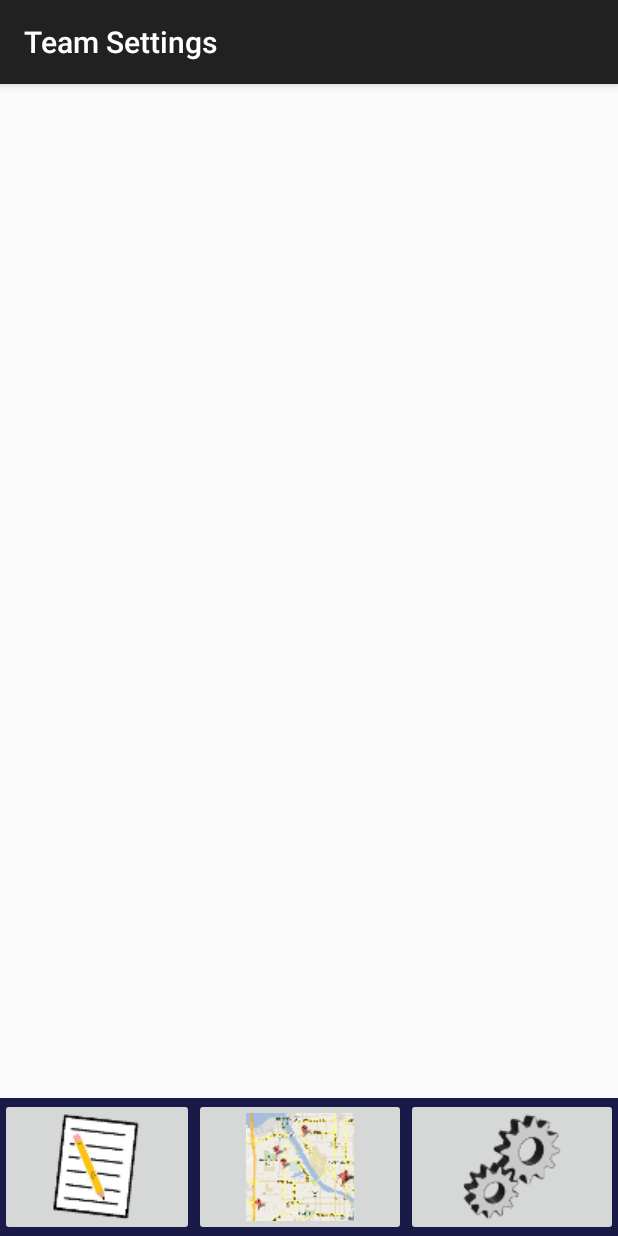
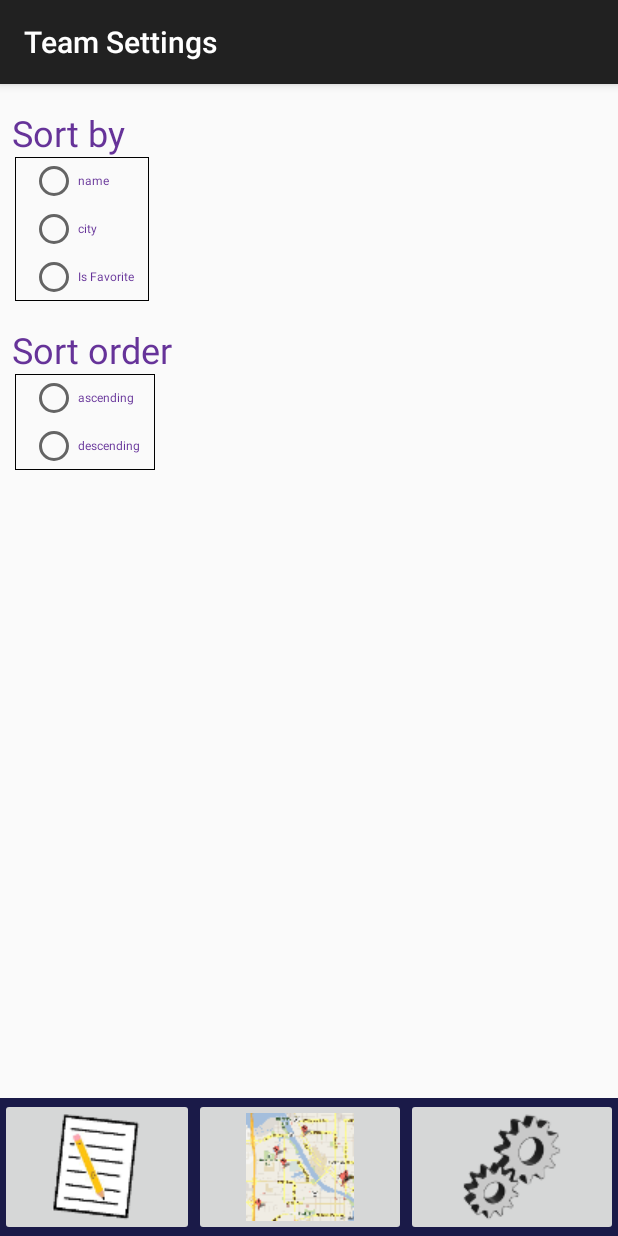
Before and after one commit to tylerNeumann/Teams, an Android app: the TeamSettingsActivity screen opened directly, with no data from a screen before it, on a phone screen of 412 x 824 dp. Run offline under Robolectric (Android 15) with nearby library versions, the phone set to English and light mode, and no system bars.

Commit message:
checkout commit

```diff
--- a/app/src/main/java/fvtc/edu/teams/Navbar.java
+++ b/app/src/main/java/fvtc/edu/teams/Navbar.java
@@ -2,20 +2,25 @@ package fvtc.edu.teams;
 
 import android.app.Activity;
 import android.content.Intent;
+import android.util.Log;
 import android.view.View;
 import android.widget.ImageButton;
 
 public class Navbar {
+    public static final String TAG = "Navbar";
     public static void initSettingsButton(Activity activity){
+        Log.i(TAG, "initSettingsButton: hit");
         ImageButton ibSettings = activity.findViewById(R.id.imageButtonSettings);
         setupListenerEvent(ibSettings, activity, TeamSettingsActivity.class);
     }
 
     public static void initMapButton(Activity activity){
+        Log.i(TAG, "initMapButton: hit");
         ImageButton ibMap = activity.findViewById(R.id.imageButtonMap);
         setupListenerEvent(ibMap, activity, TeamMapActivity.class);
     }
     public static void initListButton(Activity activity){
+        Log.i(TAG, "initListButton: hit");
         ImageButton ibList = activity.findViewById(R.id.imageButtonList);
         setupListenerEvent(ibList, activity, TeamListActivity.class);
     }
--- a/app/src/main/java/fvtc/edu/teams/TeamMapActivity.java
+++ b/app/src/main/java/fvtc/edu/teams/TeamMapActivity.java
@@ -15,7 +15,6 @@ public class TeamMapActivity extends AppCompatActivity {
         super.onCreate(savedInstanceState);
         EdgeToEdge.enable(this);
         setContentView(R.layout.activity_team_map);
-
         Navbar.initListButton(this);
         Navbar.initMapButton(this);
         Navbar.initSettingsButton(this);
--- a/app/src/main/java/fvtc/edu/teams/TeamSettingsActivity.java
+++ b/app/src/main/java/fvtc/edu/teams/TeamSettingsActivity.java
@@ -1,6 +1,7 @@
 package fvtc.edu.teams;
 
 import android.os.Bundle;
+import android.util.Log;
 
 import androidx.activity.EdgeToEdge;
 import androidx.appcompat.app.AppCompatActivity;
@@ -9,13 +10,13 @@ import androidx.core.view.ViewCompat;
 import androidx.core.view.WindowInsetsCompat;
 
 public class TeamSettingsActivity extends AppCompatActivity {
-
+public static final String TAG = "Settings";
     @Override
     protected void onCreate(Bundle savedInstanceState) {
         super.onCreate(savedInstanceState);
         EdgeToEdge.enable(this);
         setContentView(R.layout.activity_team_settings);
-
+        Log.i(TAG, "onCreate: ");
         Navbar.initListButton(this);
         Navbar.initMapButton(this);
         Navbar.initSettingsButton(this);
--- a/app/src/main/res/layout/activity_team_settings.xml
+++ b/app/src/main/res/layout/activity_team_settings.xml
@@ -8,4 +8,99 @@
     android:layout_height="match_parent"
     tools:context=".TeamSettingsActivity">
     <include layout="@layout/navbar"/>
+    <ScrollView
+        android:layout_width="match_parent"
+        android:layout_height="match_parent"
+        app:layout_constraintBottom_toTopOf="@+id/navbar">
+        <LinearLayout
+            android:layout_width="match_parent"
+            android:layout_height="wrap_content"
+            android:orientation="vertical" >
+            <TextView
+                android:id="@+id/tvSortBy"
+                android:layout_width="match_parent"
+                android:layout_height="wrap_content"
+                android:layout_marginStart="@dimen/_8dp"
+                android:layout_marginTop="@dimen/_16dp"
+                android:text="@string/sort_by"
+                android:textColor="@color/purple"
+                android:textSize="24sp" />
+            <RadioGroup
+                android:id="@+id/radioGroupSortBy"
+                android:layout_width="wrap_content"
+                android:layout_height="match_parent"
+                android:background="@drawable/border_line"
+                app:layout_constraintTop_toBottomOf="@id/tvSortBy"
+                android:layout_marginStart="10dp">
+                <RadioButton
+                    android:id="@+id/radioName"
+                    android:layout_width="match_parent"
+                    android:layout_height="wrap_content"
+                    android:layout_marginStart="10dp"
+                    android:layout_marginEnd="10dp"
+                    android:text="@string/name"
+                    android:textColor="@color/purple"
+                    android:textSize="@dimen/_24sp" />
+                <RadioButton
+                    android:id="@+id/radioCity"
+                    android:layout_width="match_parent"
+                    android:layout_height="wrap_content"
+                    android:textSize="@dimen/_24sp"
+                    android:layout_marginStart="10dp"
+                    android:layout_marginEnd="10dp"
+                    android:textColor="@color/purple"
+                    android:text="@string/city" />
+                <RadioButton
+                    android:id="@+id/radioIsFavorite"
+                    android:layout_width="match_parent"
+                    android:layout_height="wrap_content"
+                    android:layout_marginStart="10dp"
+                    android:layout_marginEnd="10dp"
+                    android:textSize="@dimen/_24sp"
+                    android:textColor="@color/purple"
+                    android:text="@string/is_favorite" />
+            </RadioGroup>
+            <TextView
+                android:id="@+id/tvSortOrder"
+                android:layout_width="match_parent"
+                android:layout_height="wrap_content"
+                android:text="@string/sort_order"
+                android:layout_marginStart="@dimen/_8dp"
+                android:layout_marginTop="@dimen/_16dp"
+                app:layout_constraintStart_toStartOf="parent"
+                app:layout_constraintEnd_toEndOf="parent"
+                app:layout_constraintTop_toBottomOf="@id/radioGroupSortBy"
+                android:textColor="@color/purple"
+                android:textSize="24sp" />
+            <RadioGroup
+                android:id="@+id/radioGroupSortOrder"
+                android:layout_width="wrap_content"
+                android:layout_height="match_parent"
+                app:layout_constraintTop_toBottomOf="@id/tvSortOrder"
+                android:background="@drawable/border_line"
+                android:textColor="@color/purple"
+                android:layout_marginStart="10dp">
+                <RadioButton
+                    android:id="@+id/radioAscending"
+                    android:layout_width="wrap_content"
+                    android:layout_height="wrap_content"
+                    android:layout_marginStart="10dp"
+                    android:layout_marginEnd="10dp"
+                    android:textSize="@dimen/_24sp"
+                    android:textColor="@color/purple"
+                    android:text="@string/ascending" />
+                <RadioButton
+                    android:id="@+id/radioDescending"
+                    android:layout_width="wrap_content"
+                    android:layout_height="wrap_content"
+                    android:layout_marginStart="10dp"
+                    android:layout_marginEnd="10dp"
+                    android:textSize="@dimen/_24sp"
+                    android:textColor="@color/purple"
+                    android:text="@string/descending" />
+            </RadioGroup>
+        </LinearLayout>
+    </ScrollView>
+
+    <include layout="@layout/navbar" />
 </androidx.constraintlayout.widget.ConstraintLayout>
--- a/app/src/main/res/values/dimens.xml
+++ b/app/src/main/res/values/dimens.xml
@@ -12,5 +12,4 @@
     <dimen name="_12dp">12dp</dimen>
     <dimen name="_14dp">14dp</dimen>
     <dimen name="_5dp">5dp</dimen>
-    <dimen name="_24dp">24dp</dimen>
 </resources>
--- a/app/src/main/res/values/strings.xml
+++ b/app/src/main/res/values/strings.xml
@@ -22,4 +22,8 @@
     <string name="team_settings">Team Settings</string>
     <string name="team_edit">Team Edit</string>
     <string name="team_map">Team Map</string>
+    <string name="descending">descending</string>
+    <string name="ascending">ascending</string>
+    <string name="sort_order">Sort order</string>
+    <string name="sort_by">Sort by</string>
 </resources>
```
